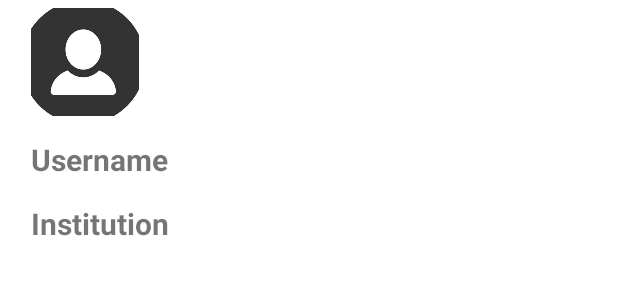
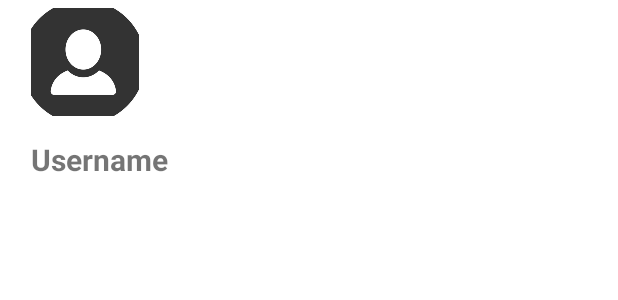
Before and after one commit to VaradMash/assignment_submission_portal, an Android app: the layout navigation_header.xml on its own in the app's theme, with its tools: preview values and no code run, on a phone screen of 412 x 824 dp. Shown: the top 300 px of the screen. Run offline under Robolectric (Android 15) with nearby library versions, the phone set to English and light mode, and no system bars.

Commit message:
Drawer Layout TextField Update code completed. Minor changes done.

```diff
--- a/app/build.gradle
+++ b/app/build.gradle
@@ -39,6 +39,7 @@ dependencies {
     implementation 'com.google.firebase:firebase-database'
     //noinspection GradleCompatible
     implementation 'com.android.support:design:28.0.0'
+    implementation 'com.android.support:design:28.0.0'
     testImplementation 'junit:junit:4.+'
     androidTestImplementation 'androidx.test.ext:junit:1.1.2'
     androidTestImplementation 'androidx.test.espresso:espresso-core:3.3.0'
--- a/app/src/main/java/com/example/swadhyaya/LoginActivity.java
+++ b/app/src/main/java/com/example/swadhyaya/LoginActivity.java
@@ -12,6 +12,7 @@ import android.view.View;
 import android.widget.Button;
 import android.widget.CompoundButton;
 import android.widget.EditText;
+import android.widget.ProgressBar;
 import android.widget.Switch;
 import android.widget.TextView;
 import android.widget.Toast;
@@ -31,6 +32,7 @@ public class LoginActivity extends AppCompatActivity
     TextView tvLoginTitle;
     @SuppressLint("UseSwitchCompatOrMaterialCode")
     Switch remember_me_switch;
+    ProgressBar signInProgressBar;
     boolean remember_me=false;
 
     @Override
@@ -49,7 +51,7 @@ public class LoginActivity extends AppCompatActivity
         etSignInPassword = (EditText)findViewById(R.id.etSignInPassword);
         tvLoginTitle = (TextView) findViewById(R.id.tvLoginTitle);
         remember_me_switch = (Switch)findViewById(R.id.remember_me_switch);
-
+        signInProgressBar = (ProgressBar)findViewById(R.id.signInProgressBar);
         btnAuthenticate.setOnClickListener(new View.OnClickListener() {
             @Override
             public void onClick(View v) {
@@ -62,6 +64,7 @@ public class LoginActivity extends AppCompatActivity
                 }
                 else
                 {
+                    signInProgressBar.setVisibility(View.VISIBLE);
                     //Authenticate with Firebase.
                     mAuth.signInWithEmailAndPassword(email, password)
                             .addOnCompleteListener(new OnCompleteListener<AuthResult>() {
@@ -79,6 +82,7 @@ public class LoginActivity extends AppCompatActivity
                                     {
                                         Toast.makeText(LoginActivity.this, "Invalid Credentials !", Toast.LENGTH_SHORT).show();
                                     }
+                                    signInProgressBar.setVisibility(View.GONE);
                                 }
                             });
                 }
--- a/app/src/main/res/layout/activity_login.xml
+++ b/app/src/main/res/layout/activity_login.xml
@@ -54,6 +54,7 @@
         android:autofillHints="@string/email"
         android:textSize="20sp"
         android:textStyle="bold"
+        android:gravity="center_horizontal"
         />
 
     <Button
@@ -99,6 +100,7 @@
         android:textSize="20sp"/>
 
     <ProgressBar
+        android:id="@+id/signInProgressBar"
         android:layout_width="wrap_content"
         android:layout_height="wrap_content"
         app:layout_constraintBottom_toBottomOf="parent"
--- a/app/src/main/res/layout/navigation_header.xml
+++ b/app/src/main/res/layout/navigation_header.xml
@@ -5,6 +5,7 @@
     android:orientation="vertical"
     android:padding="5dp"
     android:background="@color/white"
+    android:id="@+id/navigation_header"
     xmlns:app="http://schemas.android.com/apk/res-auto">
 
     <ImageView
@@ -30,16 +31,4 @@
         android:layout_marginTop="15dp"
         android:layout_marginStart="15dp"
         />
-
-    <TextView
-        android:id="@+id/navBarInstitute"
-        android:layout_width="wrap_content"
-        android:layout_height="wrap_content"
-        android:text="@string/institution"
-        android:textSize="20sp"
-        android:textStyle="bold"
-        android:layout_marginTop="15dp"
-        android:layout_marginStart="15dp"
-        />
-
 </LinearLayout>
```
Also changed, not shown: app/src/main/java/com/example/swadhyaya/UserProfile.java (+30 -12 lines).
